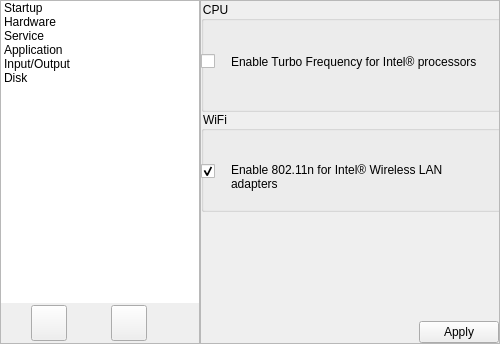
Qt form Components/magickonfug.ui (zwpwjwtz/SuperPanda) before a commit.
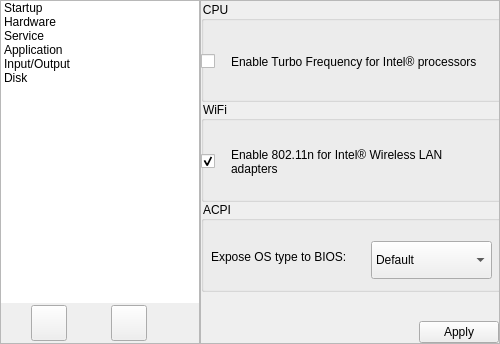
The same form after that commit. The open tabs and pages were chosen to show the change. Icons and pictures are not drawn.

Commit message: Functions for setting ACPI OS string during boot.

The edit to the form file:
```diff
--- a/Components/magickonfug.ui
+++ b/Components/magickonfug.ui
@@ -282,7 +282,7 @@
              <x>0</x>
              <y>0</y>
              <width>301</width>
-             <height>111</height>
+             <height>101</height>
             </rect>
            </property>
            <property name="title">
@@ -322,7 +322,7 @@
            <property name="geometry">
             <rect>
              <x>0</x>
-             <y>110</y>
+             <y>100</y>
              <width>301</width>
              <height>101</height>
             </rect>
@@ -336,7 +336,7 @@
               <x>30</x>
               <y>30</y>
               <width>261</width>
-              <height>71</height>
+              <height>61</height>
              </rect>
             </property>
             <property name="text">
@@ -363,6 +363,65 @@
             </property>
            </widget>
           </widget>
+          <widget class="QGroupBox" name="groupBox_9">
+           <property name="geometry">
+            <rect>
+             <x>0</x>
+             <y>200</y>
+             <width>300</width>
+             <height>91</height>
+            </rect>
+           </property>
+           <property name="title">
+            <string>ACPI</string>
+           </property>
+           <widget class="QComboBox" name="comboACPIos">
+            <property name="geometry">
+             <rect>
+              <x>170</x>
+              <y>40</y>
+              <width>121</width>
+              <height>38</height>
+             </rect>
+            </property>
+            <item>
+             <property name="text">
+              <string>Default</string>
+             </property>
+            </item>
+            <item>
+             <property name="text">
+              <string>Disabled</string>
+             </property>
+            </item>
+            <item>
+             <property name="text">
+              <string>Linux</string>
+             </property>
+            </item>
+            <item>
+             <property name="text">
+              <string>Windows</string>
+             </property>
+            </item>
+           </widget>
+           <widget class="QLabel" name="label_18">
+            <property name="geometry">
+             <rect>
+              <x>10</x>
+              <y>30</y>
+              <width>161</width>
+              <height>51</height>
+             </rect>
+            </property>
+            <property name="text">
+             <string>Expose OS type to BIOS:</string>
+            </property>
+            <property name="wordWrap">
+             <bool>true</bool>
+            </property>
+           </widget>
+          </widget>
          </widget>
          <widget class="QWidget" name="pageService">
           <widget class="QLabel" name="label_4">
```
The commit also changes 5 other files.
